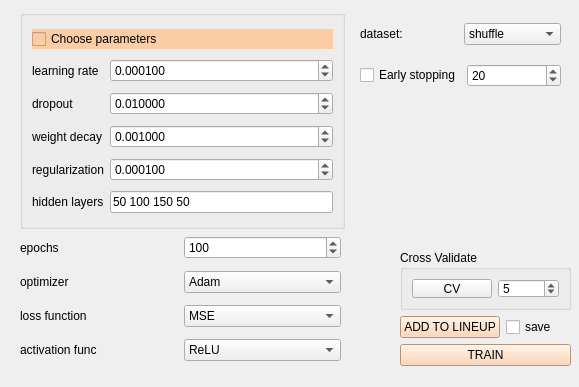
Old version of the form qt/torch_regressor.ui in the repository idergunoff/geovel_1.0.
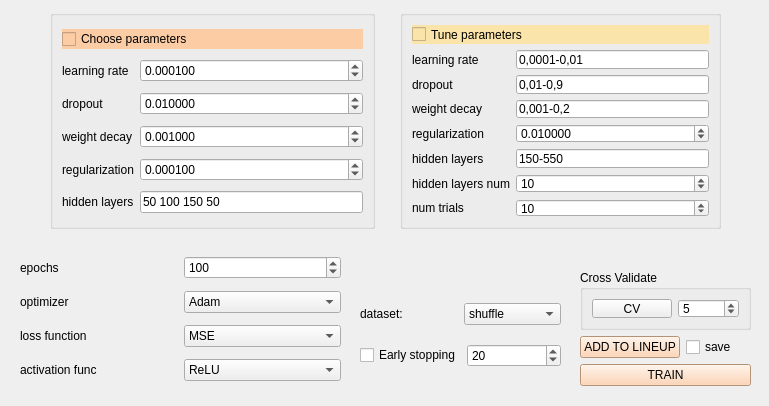
New version of the form.

Commit message: torch regression optuna hyperparameters

The edit to the form file:
```diff
--- a/qt/torch_regressor.ui
+++ b/qt/torch_regressor.ui
@@ -6,8 +6,8 @@
    <rect>
     <x>0</x>
     <y>0</y>
-    <width>579</width>
-    <height>387</height>
+    <width>769</width>
+    <height>406</height>
    </rect>
   </property>
   <property name="windowTitle">
@@ -16,7 +16,7 @@
   <widget class="QGroupBox" name="groupBox">
    <property name="geometry">
     <rect>
-     <x>20</x>
+     <x>50</x>
      <y>10</y>
      <width>325</width>
      <height>219</height>
@@ -166,7 +166,7 @@
    <property name="geometry">
     <rect>
      <x>20</x>
-     <y>230</y>
+     <y>250</y>
      <width>321</width>
      <height>141</height>
     </rect>
@@ -298,8 +298,8 @@
   <widget class="QWidget" name="layoutWidget_3">
    <property name="geometry">
     <rect>
-     <x>400</x>
-     <y>250</y>
+     <x>580</x>
+     <y>270</y>
      <width>171</width>
      <height>116</height>
     </rect>
@@ -376,7 +376,7 @@
    <property name="geometry">
     <rect>
      <x>360</x>
-     <y>10</y>
+     <y>290</y>
      <width>201</width>
      <height>91</height>
     </rect>
@@ -426,6 +426,162 @@
     </item>
    </layout>
   </widget>
+  <widget class="QGroupBox" name="groupBox_2">
+   <property name="geometry">
+    <rect>
+     <x>400</x>
+     <y>10</y>
+     <width>321</width>
+     <height>219</height>
+    </rect>
+   </property>
+   <property name="title">
+    <string/>
+   </property>
+   <layout class="QGridLayout" name="gridLayout_6">
+    <item row="0" column="0" colspan="2">
+     <widget class="QCheckBox" name="checkBox_tune_param">
+      <property name="styleSheet">
+       <string notr="true">background-color: rgb(251, 228, 170);</string>
+      </property>
+      <property name="text">
+       <string>Tune parameters</string>
+      </property>
+     </widget>
+    </item>
+    <item row="1" column="0">
+     <widget class="QLabel" name="label_7">
+      <property name="toolTip">
+       <string extracomment="0,001-0,1">Этот параметр контролирует размер шага, с которым обновляются веса модели во время обучения. Более высокая скорость обучения может привести к более быстрой сходимости, но также может вызвать перепрыгивание через оптимальное решение.</string>
+      </property>
+      <property name="text">
+       <string extracomment="0.1-0.0001">learning rate</string>
+      </property>
+     </widget>
+    </item>
+    <item row="1" column="1">
+     <widget class="QLineEdit" name="lineEdit_tune_lr">
+      <property name="toolTip">
+       <string>Этот параметр контролирует размер шага, с которым обновляются веса модели во время обучения. Более высокая скорость обучения может привести к более быстрой сходимости, но также может вызвать перепрыгивание через оптимальное решение.</string>
+      </property>
+      <property name="text">
+       <string>0,0001-0,01</string>
+      </property>
+     </widget>
+    </item>
+    <item row="2" column="0">
+     <widget class="QLabel" name="label_8">
+      <property name="toolTip">
+       <string>Это техника регуляризации, используемая для предотвращения переобучения. Она случайным образом отключает (обнуляет) определенный процент входных данных слоя во время обучения, делая модель более устойчивой.</string>
+      </property>
+      <property name="text">
+       <string extracomment="0.1-0.0001">dropout</string>
+      </property>
+     </widget>
+    </item>
+    <item row="2" column="1">
+     <widget class="QLineEdit" name="lineEdit_tune_dropout">
+      <property name="toolTip">
+       <string>Это техника регуляризации, используемая для предотвращения переобучения. Она случайным образом отключает (обнуляет) определенный процент входных данных слоя во время обучения, делая модель более устойчивой.</string>
+      </property>
+      <property name="text">
+       <string>0,01-0,9</string>
+      </property>
+     </widget>
+    </item>
+    <item row="3" column="0">
+     <widget class="QLabel" name="label_6">
+      <property name="toolTip">
+       <string>&lt;html&gt;&lt;head/&gt;&lt;body&gt;&lt;p&gt;L2-регуляризация - добавляет штраф к функции потерь, побуждая модель изучать более мелкие веса и снижая риск переобучения.&lt;/p&gt;&lt;/body&gt;&lt;/html&gt;</string>
+      </property>
+      <property name="text">
+       <string extracomment="0.1-0.0001">weight decay</string>
+      </property>
+     </widget>
+    </item>
+    <item row="3" column="1">
+     <widget class="QLineEdit" name="lineEdit_tune_decay">
+      <property name="toolTip">
+       <string>&lt;html&gt;&lt;head/&gt;&lt;body&gt;&lt;p&gt;L2-регуляризация - добавляет штраф к функции потерь, побуждая модель изучать более мелкие веса и снижая риск переобучения.&lt;/p&gt;&lt;/body&gt;&lt;/html&gt;</string>
+      </property>
+      <property name="text">
+       <string>0,001-0,2</string>
+      </property>
+     </widget>
+    </item>
+    <item row="4" column="0">
+     <widget class="QLabel" name="label_9">
+      <property name="toolTip">
+       <string>Этот гиперпараметр контролирует силу регуляризации, применяемой к весам модели, помогая предотвратить переобучение.</string>
+      </property>
+      <property name="text">
+       <string>regularization</string>
+      </property>
+     </widget>
+    </item>
+    <item row="4" column="1">
+     <widget class="QDoubleSpinBox" name="doubleSpinBox_tune_regular">
+      <property name="toolTip">
+       <string>Этот гиперпараметр контролирует силу регуляризации, применяемой к весам модели, помогая предотвратить переобучение.</string>
+      </property>
+      <property name="decimals">
+       <number>6</number>
+      </property>
+      <property name="singleStep">
+       <double>0.010000000000000</double>
+      </property>
+      <property name="value">
+       <double>0.010000000000000</double>
+      </property>
+     </widget>
+    </item>
+    <item row="5" column="0">
+     <widget class="QLabel" name="label_10">
+      <property name="text">
+       <string extracomment="number of layers">hidden layers</string>
+      </property>
+     </widget>
+    </item>
+    <item row="5" column="1">
+     <widget class="QLineEdit" name="lineEdit_tune_layers">
+      <property name="text">
+       <string>150-550</string>
+      </property>
+     </widget>
+    </item>
+    <item row="6" column="0">
+     <widget class="QLabel" name="label_15">
+      <property name="text">
+       <string extracomment="number of layers">hidden layers num</string>
+      </property>
+     </widget>
+    </item>
+    <item row="6" column="1">
+     <widget class="QSpinBox" name="spinBox_layers_num">
+      <property name="value">
+       <number>10</number>
+      </property>
+     </widget>
+    </item>
+    <item row="7" column="0">
+     <widget class="QLabel" name="label_16">
+      <property name="toolTip">
+       <string>Количество циклов обучения или итераций, которые необходимо выполнить.</string>
+      </property>
+      <property name="text">
+       <string extracomment="number of layers">num trials</string>
+      </property>
+     </widget>
+    </item>
+    <item row="7" column="1">
+     <widget class="QSpinBox" name="spinBox_trials">
+      <property name="value">
+       <number>10</number>
+      </property>
+     </widget>
+    </item>
+   </layout>
+  </widget>
  </widget>
  <resources/>
  <connections/>
```
The commit also changes 5 other files.
